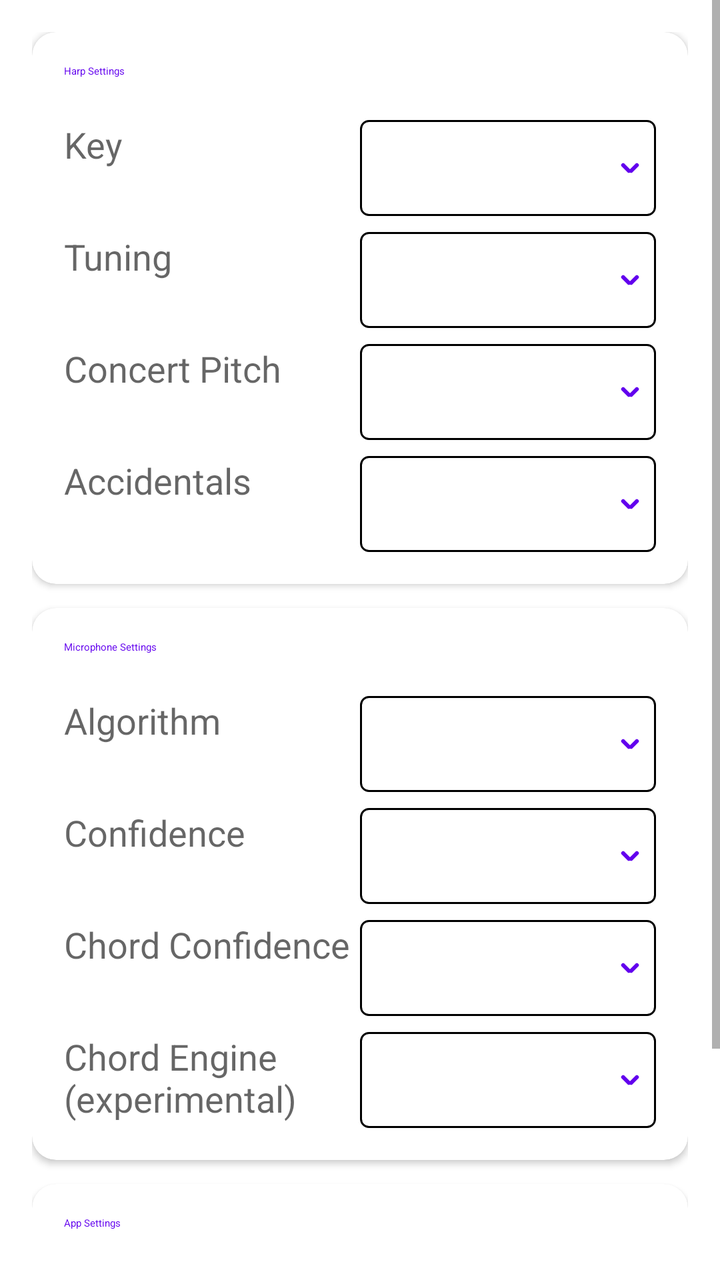
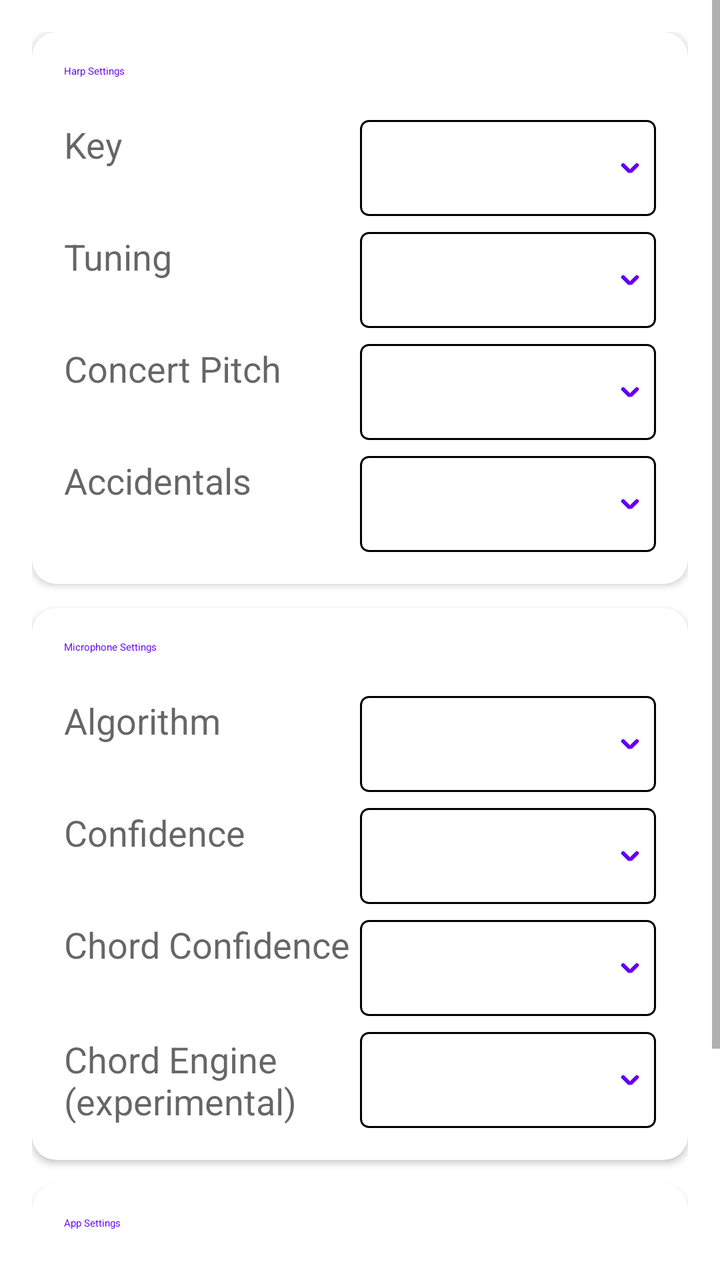

Two renders of the same Android screen: before a commit and after it. Below are the layout's source before the change and the commit's diff.
<!-- AndroidManifest.xml: fallback theme Theme.MaterialComponents.DayNight.NoActionBar -->
<!-- res/layout/fragment_settings.xml -->
<?xml version="1.0" encoding="utf-8"?>
<ScrollView xmlns:android="http://schemas.android.com/apk/res/android"
    xmlns:app="http://schemas.android.com/apk/res-auto"
    xmlns:tools="http://schemas.android.com/tools"
    android:layout_width="match_parent"
    android:layout_height="match_parent"
    android:fillViewport="true"
    tools:context=".view.android.SettingsFragment">

    <LinearLayout
        android:id="@+id/settings_container"
        android:layout_width="match_parent"
        android:layout_height="wrap_content"
        android:orientation="vertical"
        android:padding="@dimen/settings_padding">

        
        <com.google.android.material.card.MaterialCardView
            android:layout_width="match_parent"
            android:layout_height="wrap_content"
            android:layout_marginBottom="@dimen/settings_group_margin"
            app:cardCornerRadius="@dimen/settings_card_corner_radius"
            app:cardElevation="@dimen/settings_card_elevation">

            <LinearLayout
                android:layout_width="match_parent"
                android:layout_height="wrap_content"
                android:orientation="vertical"
                android:padding="@dimen/settings_padding">

                <TextView
                    android:layout_width="match_parent"
                    android:layout_height="wrap_content"
                    android:layout_marginBottom="@dimen/settings_header_margin"
                    android:text="@string/settings_harp_header"
                    android:textAppearance="?attr/textAppearanceHeadlineSmall"
                    android:textColor="?attr/colorPrimary" />

                <View
                    android:layout_width="match_parent"
                    android:layout_height="@dimen/settings_divider_height"
                    android:layout_marginBottom="@dimen/settings_item_margin"
                    android:background="?attr/colorOutline" />

                
                <LinearLayout
                    android:layout_width="match_parent"
                    android:layout_height="wrap_content"
                    android:layout_marginBottom="@dimen/settings_item_margin"
                    android:orientation="horizontal">

                    <TextView
                        android:id="@+id/settings_key_label"
                        android:layout_width="0dp"
                        android:layout_height="wrap_content"
                        android:layout_weight="1"
                        android:text="@string/settings_key_label"
                        android:textAppearance="?android:attr/textAppearanceMedium" />

                    <Spinner
                        android:id="@+id/settings_key_list"
                        style="@style/ModernSpinner"
                        android:layout_width="0dp"
                        android:layout_height="wrap_content"
                        android:layout_weight="1"
                        android:minHeight="48dp"
                        android:spinnerMode="dropdown" />
                </LinearLayout>

                
                <LinearLayout
                    android:layout_width="match_parent"
                    android:layout_height="wrap_content"
                    android:layout_marginBottom="@dimen/settings_item_margin"
                    android:orientation="horizontal">

                    <TextView
                        android:id="@+id/settings_tune_label"
                        android:layout_width="0dp"
                        android:layout_height="wrap_content"
                        android:layout_weight="1"
                        android:text="@string/settings_tune_label"
                        android:textAppearance="?android:attr/textAppearanceMedium" />

                    <Spinner
                        android:id="@+id/settings_tune_list"
                        style="@style/ModernSpinner"
                        android:layout_width="0dp"
                        android:layout_height="wrap_content"
                        android:layout_weight="1"
                        android:minHeight="48dp"
                        android:spinnerMode="dropdown" />
                </LinearLayout>

                
                <LinearLayout
                    android:layout_width="match_parent"
                    android:layout_height="wrap_content"
                    android:layout_marginBottom="@dimen/settings_item_margin"
                    android:orientation="horizontal">

                    <TextView
                        android:id="@+id/settings_pitches_label"
                        android:layout_width="0dp"
                        android:layout_height="wrap_content"
                        android:layout_weight="1"
                        android:text="@string/settings_pitches_label"
                        android:textAppearance="?android:attr/textAppearanceMedium" />

                    <Spinner
                        android:id="@+id/settings_pitches_list"
                        style="@style/ModernSpinner"
                        android:layout_width="0dp"
                        android:layout_height="wrap_content"
                        android:layout_weight="1"
                        android:minHeight="48dp"
                        android:spinnerMode="dropdown" />
                </LinearLayout>

                
                <LinearLayout
                    android:layout_width="match_parent"
                    android:layout_height="wrap_content"
                    android:orientation="horizontal">

                    <TextView
                        android:id="@+id/settings_notation_label"
                        android:layout_width="0dp"
                        android:layout_height="wrap_content"
                        android:layout_weight="1"
                        android:text="@string/settings_notation_label"
                        android:textAppearance="?android:attr/textAppearanceMedium" />

                    <Spinner
                        android:id="@+id/settings_notation_list"
                        style="@style/ModernSpinner"
                        android:layout_width="0dp"
                        android:layout_height="wrap_content"
                        android:layout_weight="1"
                        android:minHeight="48dp"
                        android:spinnerMode="dropdown" />
                </LinearLayout>
            </LinearLayout>
        </com.google.android.material.card.MaterialCardView>

        
        <com.google.android.material.card.MaterialCardView
            android:layout_width="match_parent"
            android:layout_height="wrap_content"
            android:layout_marginBottom="@dimen/settings_group_margin"
            app:cardCornerRadius="@dimen/settings_card_corner_radius"
            app:cardElevation="@dimen/settings_card_elevation">

            <LinearLayout
                android:layout_width="match_parent"
                android:layout_height="wrap_content"
                android:orientation="vertical"
                android:padding="@dimen/settings_padding">

                <TextView
                    android:layout_width="match_parent"
                    android:layout_height="wrap_content"
                    android:layout_marginBottom="@dimen/settings_header_margin"
                    android:text="@string/settings_microphone_header"
                    android:textAppearance="?attr/textAppearanceHeadlineSmall"
                    android:textColor="?attr/colorPrimary" />

                <View
                    android:layout_width="match_parent"
                    android:layout_height="@dimen/settings_divider_height"
                    android:layout_marginBottom="@dimen/settings_item_margin"
                    android:background="?attr/colorOutline" />

                
                <LinearLayout
                    android:layout_width="match_parent"
                    android:layout_height="wrap_content"
                    android:layout_marginBottom="@dimen/settings_item_margin"
                    android:orientation="horizontal">

                    <TextView
                        android:id="@+id/settings_alog_label"
                        android:layout_width="0dp"
                        android:layout_height="wrap_content"
                        android:layout_weight="1"
                        android:text="@string/settings_algo_label"
                        android:textAppearance="?android:attr/textAppearanceMedium" />

                    <Spinner
                        android:id="@+id/settings_algo_list"
                        style="@style/ModernSpinner"
                        android:layout_width="0dp"
                        android:layout_height="wrap_content"
                        android:layout_weight="1"
                        android:minHeight="48dp"
                        android:spinnerMode="dropdown" />
                </LinearLayout>

                
                <LinearLayout
                    android:layout_width="match_parent"
                    android:layout_height="wrap_content"
                    android:layout_marginBottom="@dimen/settings_item_margin"
                    android:orientation="horizontal">

                    <TextView
                        android:id="@+id/settings_conf_label"
                        android:layout_width="0dp"
                        android:layout_height="wrap_content"
                        android:layout_weight="1"
                        android:text="@string/settings_conf_label"
                        android:textAppearance="?android:attr/textAppearanceMedium" />

                    <Spinner
                        android:id="@+id/settings_conf_list"
                        style="@style/ModernSpinner"
                        android:layout_width="0dp"
                        android:layout_height="wrap_content"
                        android:layout_weight="1"
                        android:minHeight="48dp"
                        android:spinnerMode="dropdown" />
                </LinearLayout>

                
                <LinearLayout
                        android:layout_width="match_parent"
                        android:layout_height="wrap_content"
                        android:layout_marginBottom="@dimen/settings_item_margin"
                        android:orientation="horizontal">

                    <TextView
                            android:id="@+id/settings_chord_conf_label"
                            android:layout_width="0dp"
                            android:layout_height="wrap_content"
                            android:layout_weight="1"
                            android:text="@string/settings_chord_conf_label"
                            android:textAppearance="?android:attr/textAppearanceMedium" />

                    <Spinner
                            android:id="@+id/settings_chord_conf_list"
                            style="@style/ModernSpinner"
                            android:layout_width="0dp"
                            android:layout_height="wrap_content"
                            android:layout_weight="1"
                            android:minHeight="48dp"
                            android:spinnerMode="dropdown" />
                </LinearLayout>

                
                <LinearLayout
                        android:layout_width="match_parent"
                        android:layout_height="wrap_content"
                        android:orientation="horizontal">

                    <TextView
                            android:id="@+id/settings_chord_engine_label"
                            android:layout_width="0dp"
                            android:layout_height="wrap_content"
                            android:layout_weight="1"
                            android:text="@string/settings_chord_engine_label"
                            android:textAppearance="?android:attr/textAppearanceMedium" />

                    <Spinner
                            android:id="@+id/settings_chord_engine_list"
                            style="@style/ModernSpinner"
                            android:layout_width="0dp"
                            android:layout_height="wrap_content"
                            android:layout_weight="1"
                            android:minHeight="48dp"
                            android:spinnerMode="dropdown" />
                </LinearLayout>
            </LinearLayout>
        </com.google.android.material.card.MaterialCardView>

        
        <com.google.android.material.card.MaterialCardView
            android:layout_width="match_parent"
            android:layout_height="wrap_content"
            app:cardCornerRadius="@dimen/settings_card_corner_radius"
            app:cardElevation="@dimen/settings_card_elevation">

            <LinearLayout
                android:layout_width="match_parent"
                android:layout_height="wrap_content"
                android:orientation="vertical"
                android:padding="@dimen/settings_padding">

                <TextView
                    android:layout_width="match_parent"
                    android:layout_height="wrap_content"
                    android:layout_marginBottom="@dimen/settings_header_margin"
                    android:text="@string/settings_app_header"
                    android:textAppearance="?attr/textAppearanceHeadlineSmall"
                    android:textColor="?attr/colorPrimary" />

                <View
                    android:layout_width="match_parent"
                    android:layout_height="@dimen/settings_divider_height"
                    android:layout_marginBottom="@dimen/settings_item_margin"
                    android:background="?attr/colorOutline" />

                
                <LinearLayout
                    android:layout_width="match_parent"
                    android:layout_height="wrap_content"
                    android:layout_marginBottom="@dimen/settings_item_margin"
                    android:orientation="horizontal">

                    <TextView
                        android:id="@+id/settings_screenlock_label"
                        android:layout_width="0dp"
                        android:layout_height="wrap_content"
                        android:layout_weight="1"
                        android:text="@string/settings_screenlock_label"
                        android:textAppearance="?android:attr/textAppearanceMedium" />

                    <com.google.android.material.materialswitch.MaterialSwitch
                        android:id="@+id/settings_screenlock"
                        android:layout_width="wrap_content"
                        android:layout_height="wrap_content"
                        android:minHeight="48dp"
                        android:showText="true" />
                </LinearLayout>

                
                <LinearLayout
                    android:layout_width="match_parent"
                    android:layout_height="wrap_content"
                    android:layout_marginBottom="@dimen/settings_item_margin"
                    android:orientation="horizontal">

                    <TextView
                        android:id="@+id/settings_show_chord_label"
                        android:layout_width="0dp"
                        android:layout_height="wrap_content"
                        android:layout_weight="1"
                        android:text="@string/show_chord_experimental"
                        android:textAppearance="?android:attr/textAppearanceMedium" />

                    <com.google.android.material.materialswitch.MaterialSwitch
                        android:id="@+id/settings_show_chord"
                        android:layout_width="wrap_content"
                        android:layout_height="wrap_content"
                        android:minHeight="48dp"
                        android:showText="true" />
                </LinearLayout>

                
                <LinearLayout
                    android:layout_width="match_parent"
                    android:layout_height="wrap_content"
                    android:orientation="horizontal">

                    <TextView
                        android:id="@+id/settings_reset_label"
                        android:layout_width="0dp"
                        android:layout_height="wrap_content"
                        android:layout_weight="1"
                        android:text="@string/settings_reset_label"
                        android:textAppearance="?android:attr/textAppearanceMedium" />

                    <Button
                        android:id="@+id/settings_reset_button"
                        style="@style/ModernButton"
                        android:layout_width="wrap_content"
                        android:layout_height="wrap_content"
                        android:text="@string/settings_reset_button"
                        android:textAppearance="?android:attr/textAppearanceMedium" />
                </LinearLayout>
            </LinearLayout>
        </com.google.android.material.card.MaterialCardView>
    </LinearLayout>
</ScrollView>
<!-- resources referenced by this layout -->
<resources>
  <dimen name="settings_card_corner_radius">12dp</dimen>
  <dimen name="settings_card_elevation">2dp</dimen>
  <dimen name="settings_divider_height">1dp</dimen>
  <dimen name="settings_group_margin">12dp</dimen>
  <dimen name="settings_header_margin">12dp</dimen>
  <dimen name="settings_item_margin">8dp</dimen>
  <dimen name="settings_padding">16dp</dimen>
  <string name="settings_algo_label">Algorithm</string>
  <string name="settings_app_header">App Settings</string>
  <string name="settings_chord_conf_label">Chord Confidence</string>
  <string name="settings_chord_engine_label">Chord Engine (experimental)</string>
  <string name="settings_conf_label">Confidence</string>
  <string name="settings_harp_header">Harp Settings</string>
  <string name="settings_key_label">Key</string>
  <string name="settings_microphone_header">Microphone Settings</string>
  <string name="settings_notation_label">Accidentals</string>
  <string name="settings_pitches_label">Concert Pitch</string>
  <string name="settings_reset_button">Reset</string>
  <string name="settings_reset_label">Reset Settings</string>
  <string name="settings_screenlock_label">Keep screen on</string>
  <string name="settings_tune_label">Tuning</string>
  <string name="show_chord_experimental">Show Chord (Experimental)</string>
  <style name="ModernButton" parent="Widget.Material3.Button">
          <item name="android:textColor">@color/white</item>
          <item name="android:paddingStart">16dp</item>
          <item name="android:paddingEnd">16dp</item>
          <item name="android:paddingTop">8dp</item>
          <item name="android:paddingBottom">8dp</item>
          <item name="cornerRadius">4dp</item>
          <item name="backgroundTint">#2D2D2D</item>
          <item name="strokeColor">?attr/colorOutline</item>
          <item name="strokeWidth">1dp</item>
      </style>
  <style name="ModernSpinner" parent="Widget.AppCompat.Spinner">
          <item name="android:paddingStart">10dp</item>
          <item name="android:paddingEnd">10dp</item>
          <item name="android:paddingTop">4dp</item>
          <item name="android:paddingBottom">4dp</item>
          <item name="android:minWidth">100dp</item>
          <item name="android:background">@drawable/modern_spinner_background</item>
          <item name="android:popupBackground">?attr/colorSurface</item>
          <item name="android:dropDownSelector">?attr/colorControlHighlight</item>
      </style>
  <color name="white">#FFFFFFFF</color>
  <!-- drawable modern_spinner_background: vector/xml drawable (drawable, 2123 chars, omitted) -->
</resources>

<!-- the commit's change to res/layout/fragment_settings.xml (unified diff, before → after) -->
@@ -250,6 +250,8 @@
                 <LinearLayout
                         android:layout_width="match_parent"
                         android:layout_height="wrap_content"
+                        android:baselineAligned="false"
+                        android:gravity="center_vertical"
                         android:orientation="horizontal">
 
                     <TextView
@@ -349,6 +351,8 @@
                 <LinearLayout
                     android:layout_width="match_parent"
                     android:layout_height="wrap_content"
+                    android:baselineAligned="false"
+                    android:gravity="center_vertical"
                     android:orientation="horizontal">
 
                     <TextView
